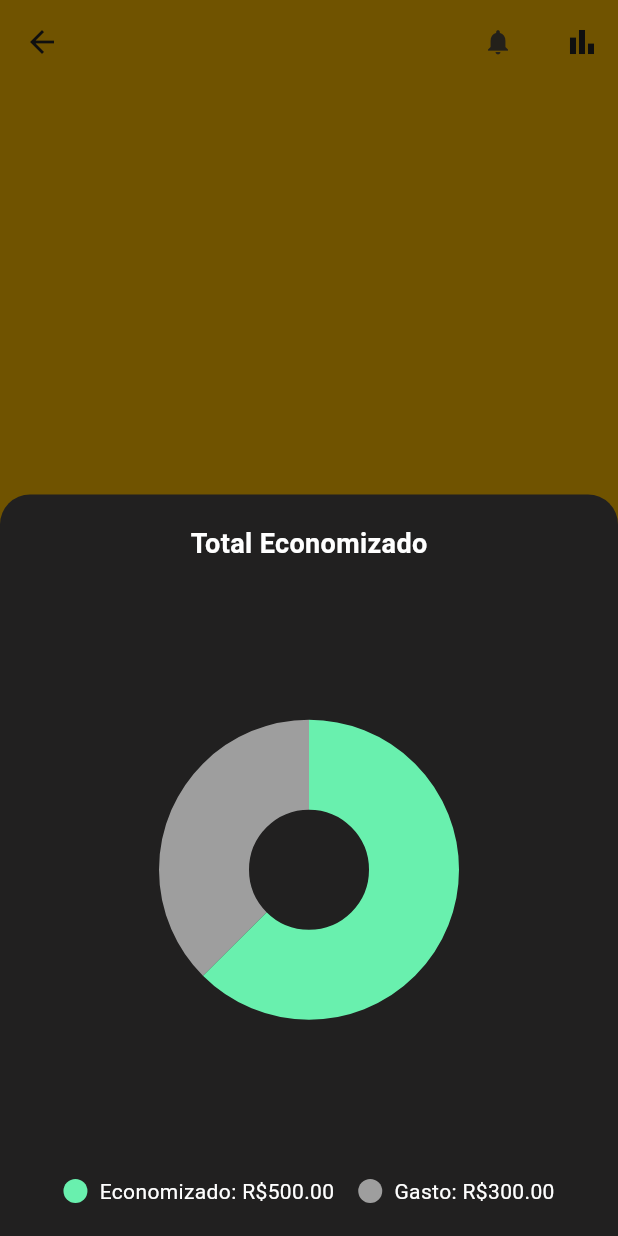
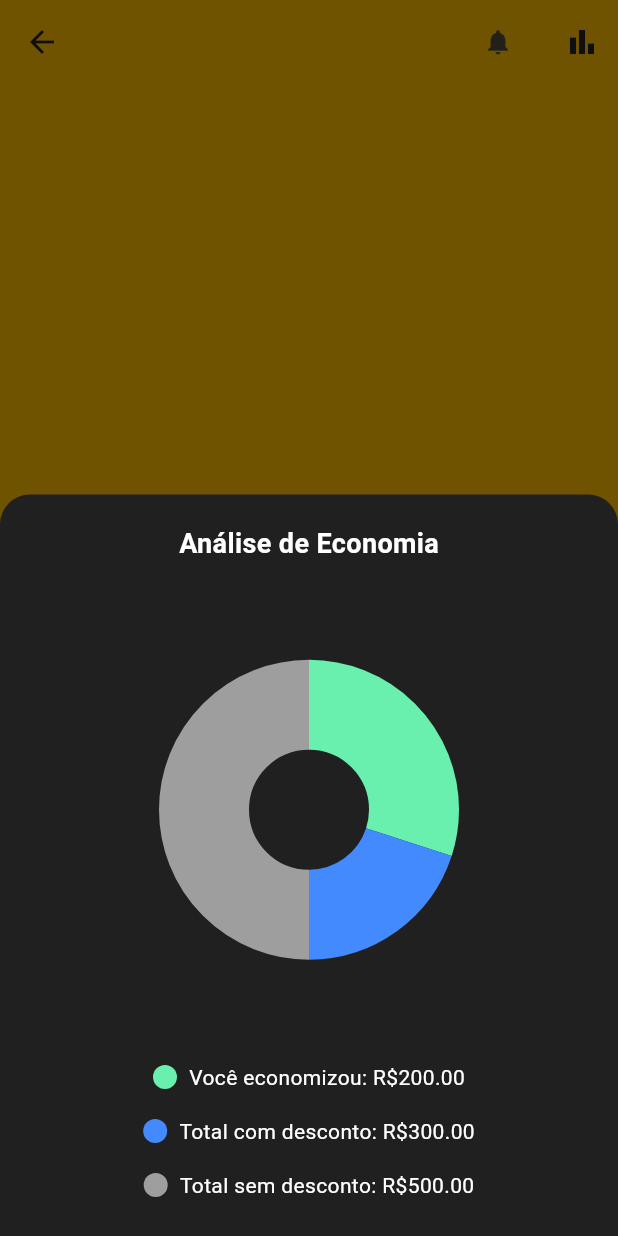
Before and after one commit to williamsilvadonizete/rota-app, a Flutter app: the CustomStatusAppBar widget shown alone on an empty page, opened directly, after a tap on the "bar chart" icon, on a phone screen of 412 x 824 dp. Run offline on Flutter 3.47's test engine with Material 3 defaults, Android fonts, the phone set to English and light mode, and no system bars; drawn by our look-alikes of fl_chart; our stand-ins replace dio, flutter_credit_card, flutter_masked_text2, flutter_svg, form_field_validator, geolocator and 2 more; missing offline and left inert: mobile_scanner; accounts and stored records are empty; network calls fail; project files that could hold a hidden picture were left out.

```diff
--- a/lib/components/chart_modal.dart
+++ b/lib/components/chart_modal.dart
@@ -1,12 +1,12 @@
 import 'package:flutter/material.dart';
 import 'package:fl_chart/fl_chart.dart';
-import 'package:rota_app/constants.dart'; // Ajuste conforme seu projeto
+import 'package:rota_app/constants.dart';
 
 class PerformanceChartModal {
   static void show({
     required BuildContext context,
-    required double totalSpent,    // Valor total gasto (pago)
-    required double totalSaved,    // Valor economizado
+    required double totalSpent,
+    required double totalSaved,
   }) {
     showModalBottomSheet(
       context: context,
@@ -14,7 +14,7 @@ class PerformanceChartModal {
         totalSpent: totalSpent,
         totalSaved: totalSaved,
       ),
-      backgroundColor: primaryColorDark, // Cor de fundo (ajuste conforme suas constantes)
+      backgroundColor: primaryColorDark,
       shape: const RoundedRectangleBorder(
         borderRadius: BorderRadius.vertical(top: Radius.circular(20)),
       ),
@@ -32,6 +32,8 @@ class _PerformanceChartContent extends StatelessWidget {
     required this.totalSaved,
   });
 
+  double get savedAmount => totalSpent - totalSaved;
+
   @override
   Widget build(BuildContext context) {
     return SizedBox(
@@ -42,11 +44,11 @@ class _PerformanceChartContent extends StatelessWidget {
           mainAxisSize: MainAxisSize.min,
           children: [
             const Text(
-              'Total Economizado',
+              'Análise de Economia',
               style: TextStyle(
                 fontSize: 18,
                 fontWeight: FontWeight.bold,
-                color: Colors.white, // Cor ajustável
+                color: Colors.white,
               ),
             ),
             const SizedBox(height: 20),
@@ -73,22 +75,19 @@ class _PerformanceChartContent extends StatelessWidget {
             color: Colors.greenAccent,
             radius: 60,
             title: '',
-            titleStyle: const TextStyle(
-              fontSize: 16,
-              fontWeight: FontWeight.bold,
-              color: Colors.black87, // Cor do texto
           ),
+          PieChartSectionData(
+            value: savedAmount,
+            color: Colors.blueAccent,
+            radius: 60,
+            title: '',
           ),
           PieChartSectionData(
             value: totalSpent,
             color: Colors.grey,
             radius: 60,
             title: '',
-            titleStyle: const TextStyle(
-              fontSize: 16,
-              fontWeight: FontWeight.bold,
-              color: Colors.black87,
-            ),
+            showTitle: false,
           ),
         ],
       ),
@@ -96,24 +95,32 @@ class _PerformanceChartContent extends StatelessWidget {
   }
 
   Widget _buildLegends() {
-    return Row(
+    return Column(
       mainAxisAlignment: MainAxisAlignment.center,
+      crossAxisAlignment: CrossAxisAlignment.center,
       children: [
          _buildLegend(
           color: Colors.greenAccent,
-          text: 'Economizado: R\$${totalSaved.toStringAsFixed(2)}',
+          text: 'Você economizou: R\$${savedAmount.toStringAsFixed(2)}',
         ),
-        const SizedBox(width: 16),
+         const SizedBox(height: 8),
+        _buildLegend(
+          color: Colors.blueAccent,
+          text: 'Total com desconto: R\$${totalSaved.toStringAsFixed(2)}',
+        ),
+        const SizedBox(height: 8),
         _buildLegend(
           color: Colors.grey,
-          text: 'Gasto: R\$${totalSpent.toStringAsFixed(2)}',
+          text: 'Total sem desconto: R\$${totalSpent.toStringAsFixed(2)}',
         ),
       ],
     );
   }
 
   Widget _buildLegend({required Color color, required String text}) {
-    return Row(
+    return Padding(
+      padding: const EdgeInsets.symmetric(vertical: 4),
+      child: Row(
         mainAxisSize: MainAxisSize.min,
         children: [
           Container(
@@ -128,11 +135,12 @@ class _PerformanceChartContent extends StatelessWidget {
           Text(
             text,
             style: const TextStyle(
-            color: Colors.white, // Cor ajustável
+              color: Colors.white,
               fontSize: 14,
             ),
           ),
         ],
+      ),
     );
   }
 }
--- a/lib/components/custom_status_bar.dart
+++ b/lib/components/custom_status_bar.dart
@@ -27,8 +27,8 @@ class _CustomStatusAppBarState extends State<CustomStatusAppBar> {
   void _openChartModal() {
     PerformanceChartModal.show(
       context: context,
-      totalSpent: 300.00, // Valor gasto (pago)
-      totalSaved: 500.00, // Valor economizado
+      totalSpent: 500.00, // Valor gasto (pago)
+      totalSaved: 300.00, // Valor economizado
     );
   }
 
```
Also changed, not shown: lib/components/qrscanner/qr_scanner_widget.dart (+125 -149 lines), lib/entry_point.dart (+7 -7 lines). Lines whose indentation alone changed are shown as unchanged.
